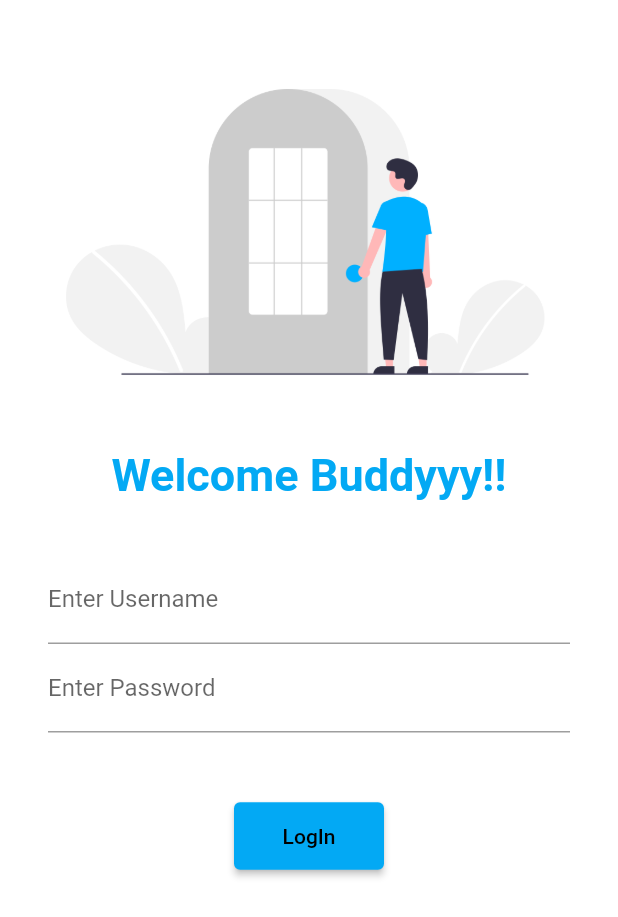
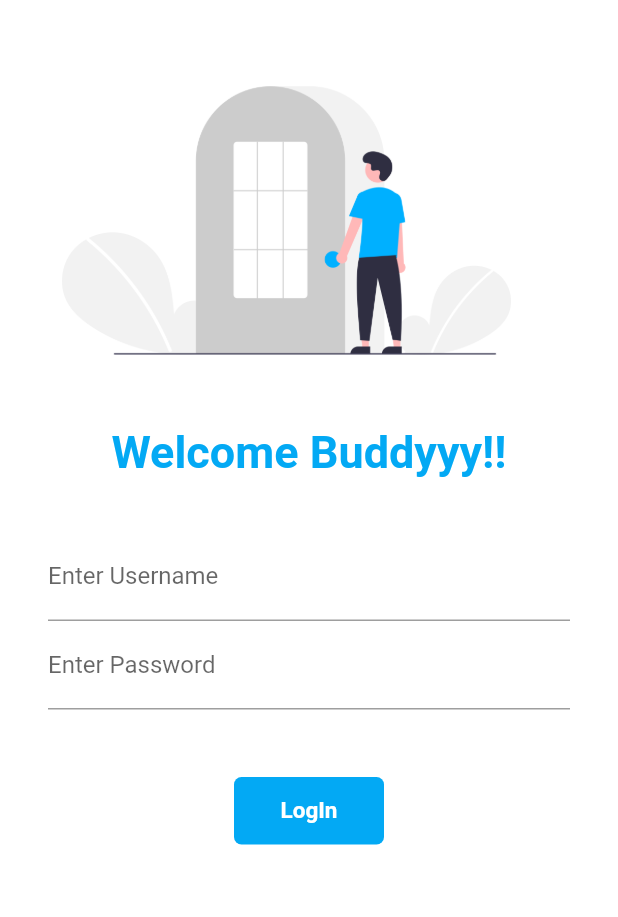
Before and after one commit to manthanpanchal2002/MyFirstFultterApp, a Flutter app: the screen it shows after launch, on a phone screen of 412 x 824 dp. Shown: the top 917 px of the screen. Run offline on Flutter 3.47's test engine with Material 2 defaults, Android fonts, the phone set to English and light mode, and no system bars.

Commit message:
Day 6 completed

```diff
--- a/lib/Pages/login.dart
+++ b/lib/Pages/login.dart
@@ -1,7 +1,14 @@
 import 'package:first_flutter_application/utils/routes.dart';
 import 'package:flutter/material.dart';
 
-class LoginPage extends StatelessWidget {
+class LoginPage extends StatefulWidget {
+  @override
+  State<LoginPage> createState() => _LoginPageState();
+}
+
+class _LoginPageState extends State<LoginPage> {
+  bool changebutton = false;
+
   @override
   Widget build(BuildContext context) {
     return Material(
@@ -11,7 +18,7 @@ class LoginPage extends StatelessWidget {
             children: [
               Padding(
                 padding: const EdgeInsets.only(
-                    left: 0.0, top: 30.0, right: 5.0, bottom: 0.0),
+                    left: 0.0, top: 30.0, right: 30.0, bottom: 0.0),
                 child: Image.asset(
                   "assets/images/login.png",
                   fit: BoxFit.cover,
@@ -47,13 +54,45 @@ class LoginPage extends StatelessWidget {
                     SizedBox(
                       height: 45.0,
                     ),
-                    ElevatedButton(
-                      onPressed: () {
+                    InkWell(
+                      onTap: () async {
+                        setState(() {
+                          changebutton = true;
+                        });
+
+                        await Future.delayed(Duration(seconds: 2));
                         Navigator.pushNamed(context, MyRoutes.HomeRoute);
                       },
-                      child: Text("LogIn"),
-                      style: TextButton.styleFrom(minimumSize: Size(100, 45)),
-                    )
+                      child: AnimatedContainer(
+                        duration: Duration(seconds: 1),
+                        width: changebutton ? 46 : 100,
+                        height: 45,
+                        alignment: Alignment.center,
+                        child: changebutton
+                            ? Icon(
+                                Icons.done,
+                                color: Colors.white,
+                              )
+                            : Text(
+                                "LogIn",
+                                style: TextStyle(
+                                    color: Colors.white,
+                                    fontWeight: FontWeight.bold,
+                                    fontSize: 15),
+                              ),
+                        decoration: BoxDecoration(
+                            color: Colors.lightBlue,
+                            borderRadius:
+                                BorderRadius.circular(changebutton ? 50 : 5)),
+                      ),
+                    ),
+                    // ElevatedButton(
+                    //   onPressed: () {
+                    //     Navigator.pushNamed(context, MyRoutes.HomeRoute);
+                    //   },
+                    //   child: Text("LogIn"),
+                    //   style: TextButton.styleFrom(minimumSize: Size(100, 45)),
+                    // )
                   ],
                 ),
               )
```
